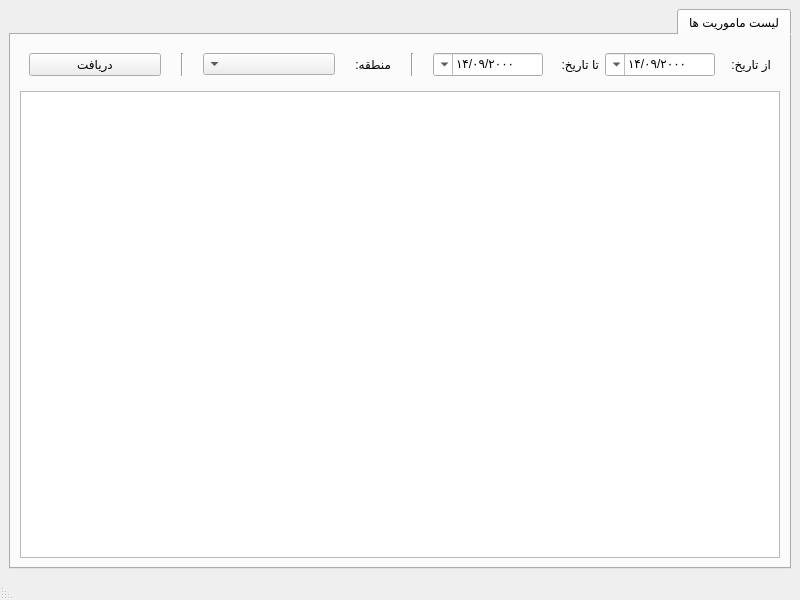
This is src/hamyar_paygah/new_ui/main_menu.ui in MohsenHNSJ/HamyarPaygahPy as Qt 5 draws it before an edit. The edited form follows.
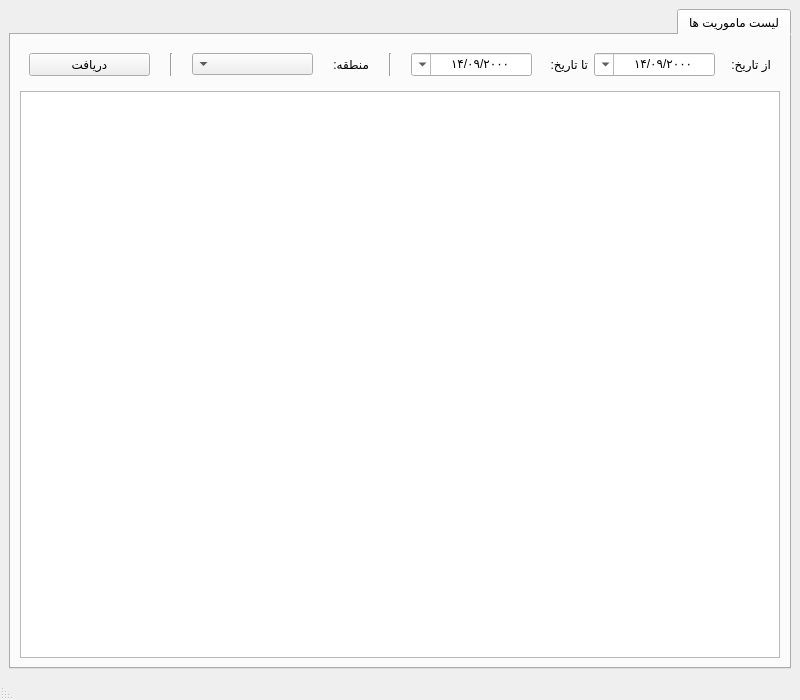
This is the edited form.

What changed in the file:
```diff
--- a/src/hamyar_paygah/new_ui/main_menu.ui
+++ b/src/hamyar_paygah/new_ui/main_menu.ui
@@ -10,7 +10,7 @@
     <x>0</x>
     <y>0</y>
     <width>800</width>
-    <height>600</height>
+    <height>700</height>
    </rect>
   </property>
   <property name="minimumSize">
@@ -73,15 +73,12 @@
            </item>
            <item>
             <widget class="QDateEdit" name="from_date_picker">
-             <property name="maximumSize">
-              <size>
-               <width>110</width>
-               <height>16777215</height>
-              </size>
-             </property>
              <property name="wrapping">
               <bool>false</bool>
              </property>
+             <property name="alignment">
+              <set>Qt::AlignmentFlag::AlignCenter</set>
+             </property>
              <property name="accelerated">
               <bool>true</bool>
              </property>
@@ -137,11 +134,8 @@
            </item>
            <item>
             <widget class="QDateEdit" name="to_date_picker">
-             <property name="maximumSize">
-              <size>
-               <width>110</width>
-               <height>16777215</height>
-              </size>
+             <property name="alignment">
+              <set>Qt::AlignmentFlag::AlignCenter</set>
              </property>
              <property name="accelerated">
               <bool>true</bool>
@@ -211,11 +205,8 @@
            </item>
            <item>
             <widget class="QComboBox" name="region_picker">
-             <property name="maximumSize">
-              <size>
-               <width>150</width>
-               <height>16777215</height>
-              </size>
+             <property name="sizeAdjustPolicy">
+              <enum>QComboBox::SizeAdjustPolicy::AdjustToContents</enum>
              </property>
              <property name="placeholderText">
               <string>عباس آباد</string>
@@ -237,12 +228,6 @@
            </item>
            <item>
             <widget class="QPushButton" name="load_button">
-             <property name="maximumSize">
-              <size>
-               <width>150</width>
-               <height>16777215</height>
-              </size>
-             </property>
              <property name="text">
               <string>دریافت</string>
              </property>
```
